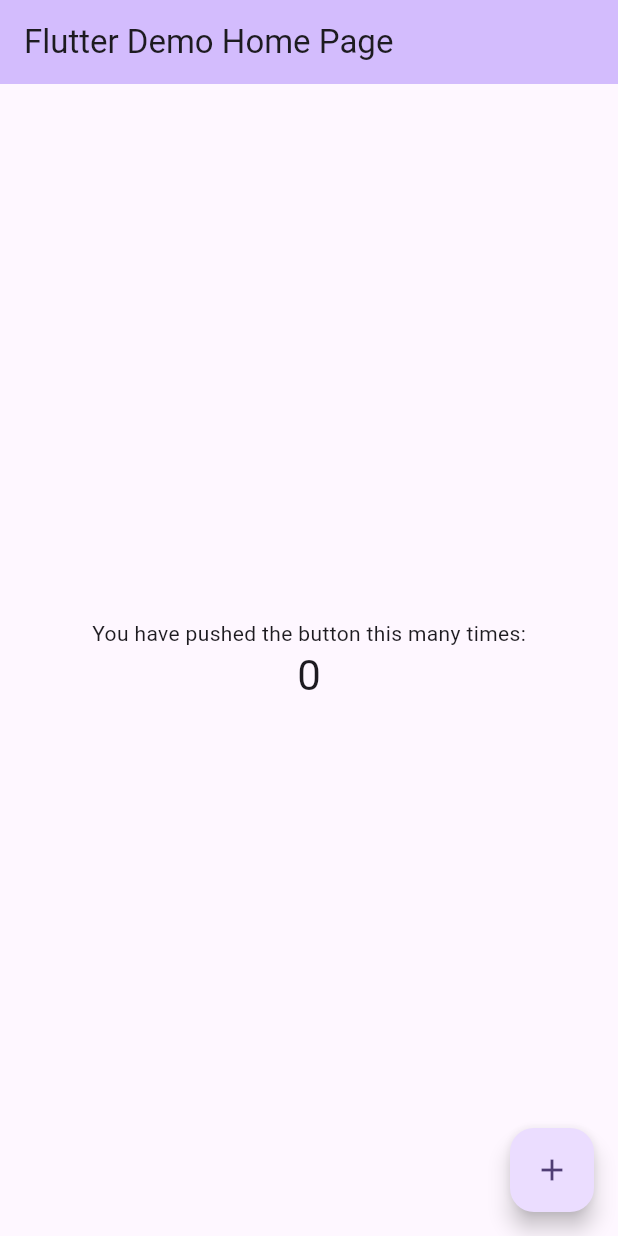
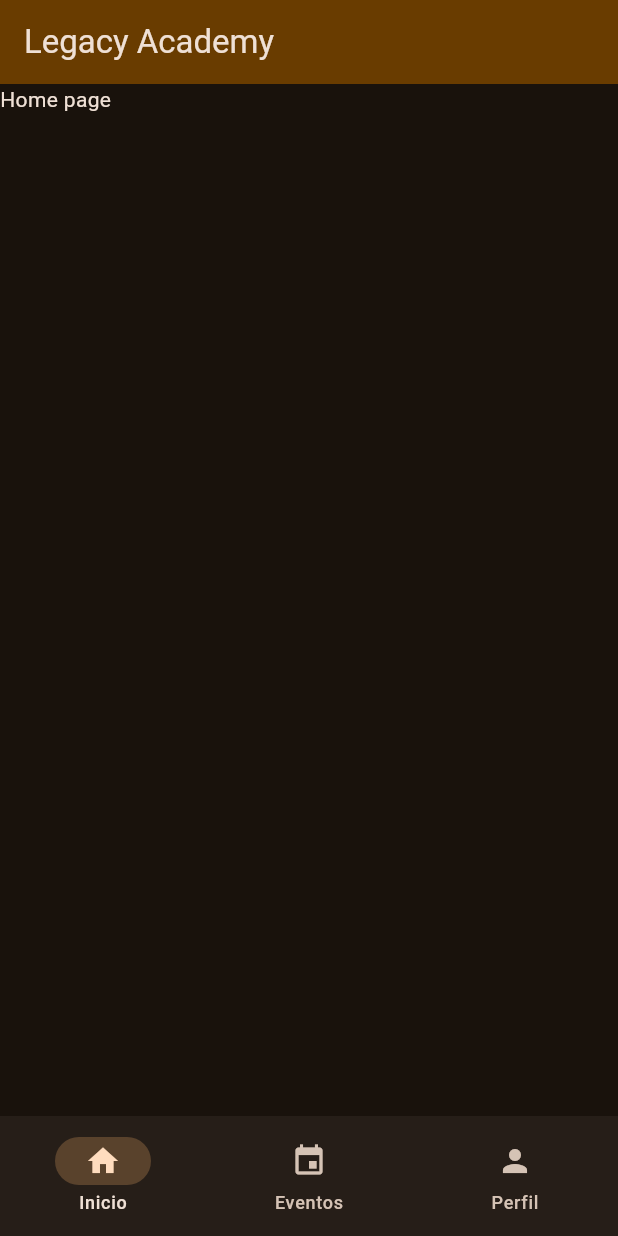
Before and after one commit to alex-ulloa-tw/gym_app_flutter, a Flutter app: the screen it shows after launch, on a phone screen of 412 x 824 dp. Run offline on Flutter 3.47's test engine with Material 3 defaults, Android fonts, the phone set to English and light mode, and no system bars.

Commit message:
Add screens

```diff
--- /dev/null
+++ b/lib/components/navigation/navigation_bar.dart
@@ -0,0 +1,73 @@
+import 'package:flutter/material.dart';
+import 'package:gym_app/components/screens/events/events.dart';
+import 'package:gym_app/components/screens/home/home.dart';
+import 'package:gym_app/components/screens/profile/profile.dart';
+
+class _MenuItem {
+  final String label;
+  final IconData icon;
+
+  const _MenuItem({required this.label, required this.icon});
+}
+
+const menuItems = <_MenuItem>[
+  _MenuItem(label: 'Inicio', icon: Icons.home),
+  _MenuItem(label: 'Eventos', icon: Icons.event),
+  _MenuItem(label: 'Perfil', icon: Icons.person),
+];
+
+class AppNavigation extends StatefulWidget {
+  const AppNavigation({super.key});
+
+  @override
+  State<AppNavigation> createState() => _AppNavigationState();
+}
+
+class _AppNavigationState extends State<AppNavigation> {
+  int selectedPage = 0;
+
+  @override
+  Widget build(BuildContext context) {
+    final appBackgroundColor = Theme.of(context).colorScheme;
+
+    return Scaffold(
+      bottomNavigationBar: NavigationBar(
+        onDestinationSelected: (int i) {
+          setState(() {
+            selectedPage = i;
+          });
+        },
+        destinations: menuItems
+            .map((item) => _Destination(
+                  menuItem: item,
+                ))
+            .toList(),
+        selectedIndex: selectedPage,
+      ),
+      appBar: AppBar(
+        title: const Text('Legacy Academy'),
+        backgroundColor: appBackgroundColor.primaryContainer,
+      ),
+      body: SafeArea(
+          child: [
+        const HomeScreen(),
+        const EventsScreen(),
+        const ProfileScreen()
+      ][selectedPage]),
+    );
+  }
+}
+
+class _Destination extends StatelessWidget {
+  final _MenuItem menuItem;
+
+  const _Destination({required this.menuItem});
+
+  @override
+  Widget build(BuildContext context) {
+    return NavigationDestination(
+      icon: Icon(menuItem.icon),
+      label: menuItem.label,
+    );
+  }
+}
--- /dev/null
+++ b/lib/components/screens/events/events.dart
@@ -0,0 +1,10 @@
+import 'package:flutter/material.dart';
+
+class EventsScreen extends StatelessWidget {
+  const EventsScreen({super.key});
+
+  @override
+  Widget build(BuildContext context) {
+    return const Scaffold(body: Text('Events page'));
+  }
+}
--- /dev/null
+++ b/lib/components/screens/home/home.dart
@@ -0,0 +1,10 @@
+import 'package:flutter/material.dart';
+
+class HomeScreen extends StatelessWidget {
+  const HomeScreen({super.key});
+
+  @override
+  Widget build(BuildContext context) {
+    return const Text('Home page');
+  }
+}
--- /dev/null
+++ b/lib/components/screens/profile/profile.dart
@@ -0,0 +1,12 @@
+import 'package:flutter/material.dart';
+
+class ProfileScreen extends StatelessWidget {
+  const ProfileScreen({super.key});
+
+  @override
+  Widget build(BuildContext context) {
+    return const Scaffold(
+      body: Text('profileee'),
+    );
+  }
+}
--- /dev/null
+++ b/lib/config/theme/app_theme.dart
@@ -0,0 +1,15 @@
+import 'package:flutter/material.dart';
+
+const colorsList = <Color>[
+  Colors.black,
+  Colors.red,
+  Colors.teal,
+  Colors.orange
+];
+
+class AppTheme {
+  ThemeData getTheme() => ThemeData(
+      colorSchemeSeed: colorsList[3],
+      useMaterial3: true,
+      brightness: Brightness.dark);
+}
--- a/lib/main.dart
+++ b/lib/main.dart
@@ -1,4 +1,6 @@
 import 'package:flutter/material.dart';
+import 'package:gym_app/components/navigation/navigation_bar.dart';
+import 'package:gym_app/config/theme/app_theme.dart';
 
 void main() {
   runApp(const MyApp());
@@ -7,119 +9,11 @@ void main() {
 class MyApp extends StatelessWidget {
   const MyApp({super.key});
 
-  // This widget is the root of your application.
   @override
   Widget build(BuildContext context) {
     return MaterialApp(
-      title: 'Flutter Demo',
-      theme: ThemeData(
-        // This is the theme of your application.
-        //
-        // TRY THIS: Try running your application with "flutter run". You'll see
-        // the application has a purple toolbar. Then, without quitting the app,
-        // try changing the seedColor in the colorScheme below to Colors.green
-        // and then invoke "hot reload" (save your changes or press the "hot
-        // reload" button in a Flutter-supported IDE, or press "r" if you used
-        // the command line to start the app).
-        //
-        // Notice that the counter didn't reset back to zero; the application
-        // state is not lost during the reload. To reset the state, use hot
-        // restart instead.
-        //
-        // This works for code too, not just values: Most code changes can be
-        // tested with just a hot reload.
-        colorScheme: ColorScheme.fromSeed(seedColor: Colors.deepPurple),
-        useMaterial3: true,
-      ),
-      home: const MyHomePage(title: 'Flutter Demo Home Page'),
-    );
+        title: 'Flutter Demo',
+        theme: AppTheme().getTheme(),
+        home: const AppNavigation());
   }
 }
-
-class MyHomePage extends StatefulWidget {
-  const MyHomePage({super.key, required this.title});
-
-  // This widget is the home page of your application. It is stateful, meaning
-  // that it has a State object (defined below) that contains fields that affect
-  // how it looks.
-
-  // This class is the configuration for the state. It holds the values (in this
-  // case the title) provided by the parent (in this case the App widget) and
-  // used by the build method of the State. Fields in a Widget subclass are
-  // always marked "final".
-
-  final String title;
-
-  @override
-  State<MyHomePage> createState() => _MyHomePageState();
-}
-
-class _MyHomePageState extends State<MyHomePage> {
-  int _counter = 0;
-
-  void _incrementCounter() {
-    setState(() {
-      // This call to setState tells the Flutter framework that something has
-      // changed in this State, which causes it to rerun the build method below
-      // so that the display can reflect the updated values. If we changed
-      // _counter without calling setState(), then the build method would not be
-      // called again, and so nothing would appear to happen.
-      _counter++;
-    });
-  }
-
-  @override
-  Widget build(BuildContext context) {
-    // This method is rerun every time setState is called, for instance as done
-    // by the _incrementCounter method above.
-    //
-    // The Flutter framework has been optimized to make rerunning build methods
-    // fast, so that you can just rebuild anything that needs updating rather
-    // than having to individually change instances of widgets.
-    return Scaffold(
-      appBar: AppBar(
-        // TRY THIS: Try changing the color here to a specific color (to
-        // Colors.amber, perhaps?) and trigger a hot reload to see the AppBar
-        // change color while the other colors stay the same.
-        backgroundColor: Theme.of(context).colorScheme.inversePrimary,
-        // Here we take the value from the MyHomePage object that was created by
-        // the App.build method, and use it to set our appbar title.
-        title: Text(widget.title),
-      ),
-      body: Center(
-        // Center is a layout widget. It takes a single child and positions it
-        // in the middle of the parent.
-        child: Column(
-          // Column is also a layout widget. It takes a list of children and
-          // arranges them vertically. By default, it sizes itself to fit its
-          // children horizontally, and tries to be as tall as its parent.
-          //
-          // Column has various properties to control how it sizes itself and
-          // how it positions its children. Here we use mainAxisAlignment to
-          // center the children vertically; the main axis here is the vertical
-          // axis because Columns are vertical (the cross axis would be
-          // horizontal).
-          //
-          // TRY THIS: Invoke "debug painting" (choose the "Toggle Debug Paint"
-          // action in the IDE, or press "p" in the console), to see the
-          // wireframe for each widget.
-          mainAxisAlignment: MainAxisAlignment.center,
-          children: <Widget>[
-            const Text(
-              'You have pushed the button this many times:',
-            ),
-            Text(
-              '$_counter',
-              style: Theme.of(context).textTheme.headlineMedium,
-            ),
-          ],
-        ),
-      ),
-      floatingActionButton: FloatingActionButton(
-        onPressed: _incrementCounter,
-        tooltip: 'Increment',
-        child: const Icon(Icons.add),
-      ), // This trailing comma makes auto-formatting nicer for build methods.
-    );
-  }
-}
```
